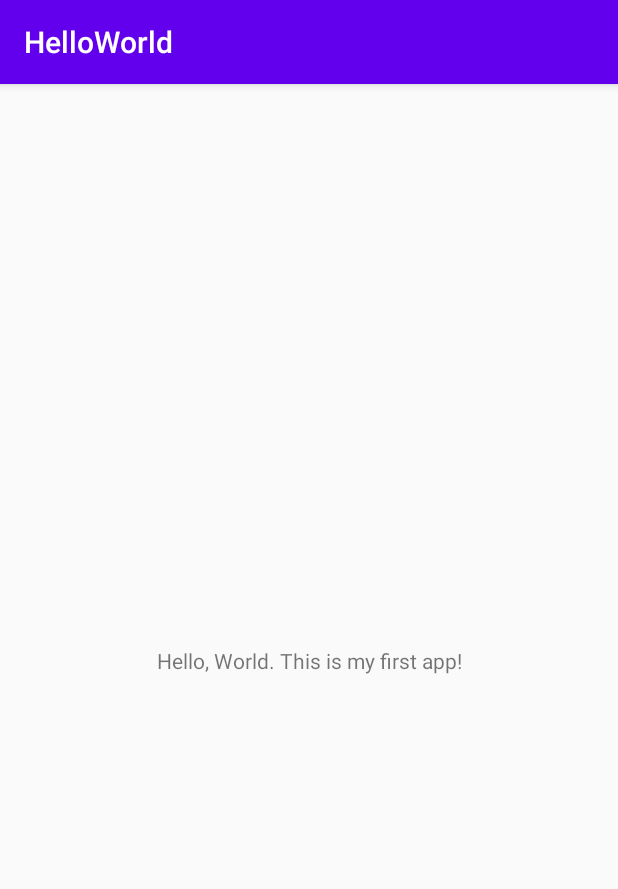
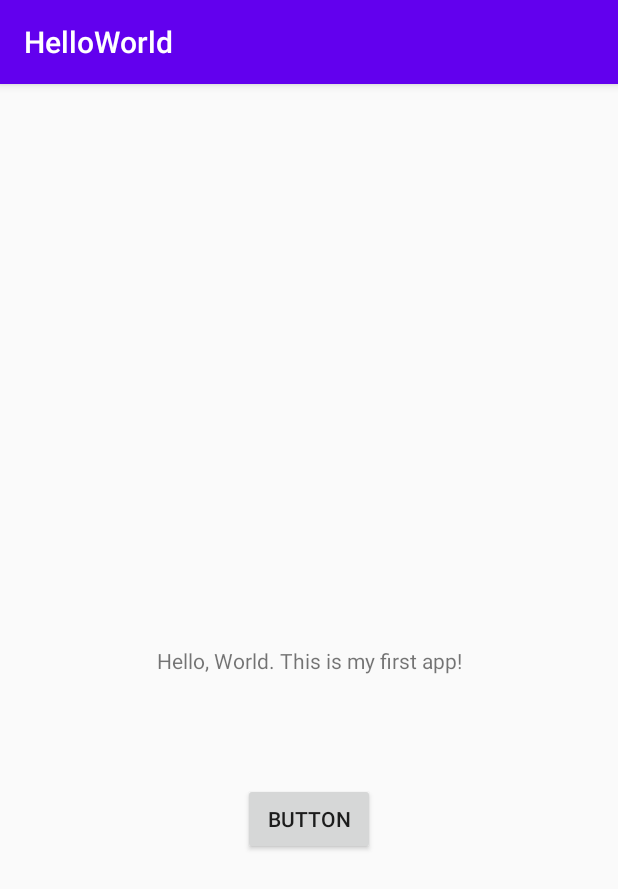
Before and after one commit to tuh03252/CIS3515_Assignment1, an Android app: the screen it shows after launch (MainActivity), on a phone screen of 412 x 824 dp. Shown: the top 889 px of the screen. Run offline under Robolectric (Android 15) with nearby library versions, the phone set to English and light mode, and no system bars; 2 statements that could not run were skipped.

Commit message:
Added button

```diff
--- a/app/src/main/java/edu/temple/helloworld/MainActivity.java
+++ b/app/src/main/java/edu/temple/helloworld/MainActivity.java
@@ -3,12 +3,23 @@ package edu.temple.helloworld;
 import androidx.appcompat.app.AppCompatActivity;
 
 import android.os.Bundle;
+import android.view.View;
 
 public class MainActivity extends AppCompatActivity {
+
+    private Button button;
 
     @Override
     protected void onCreate(Bundle savedInstanceState) {
         super.onCreate(savedInstanceState);
         setContentView(R.layout.activity_main);
+        button = (Button) findViewById(R.id.button);
+        button.setOnClickListener(new View.OnClickListener() {
+            @Override
+            public void onClick(View v) {
+                text.View.setText("You clicked the button");
+            }
+
+        });
     }
 }
--- a/app/src/main/res/layout/activity_main.xml
+++ b/app/src/main/res/layout/activity_main.xml
@@ -7,6 +7,7 @@
     tools:context=".MainActivity">
 
     <TextView
+        android:id="@+id/textView"
         android:layout_width="wrap_content"
         android:layout_height="wrap_content"
         android:text="@string/my_greeting"
@@ -15,4 +16,23 @@
         app:layout_constraintRight_toRightOf="parent"
         app:layout_constraintTop_toTopOf="parent" />
 
+    <Button
+        android:id="@+id/button"
+        android:layout_width="wrap_content"
+        android:layout_height="wrap_content"
+        android:layout_marginStart="161dp"
+        android:layout_marginTop="63dp"
+        android:layout_marginEnd="162dp"
+        android:layout_marginBottom="245dp"
+        android:text="Button"
+        app:layout_constraintBottom_toBottomOf="parent"
+        app:layout_constraintEnd_toEndOf="parent"
+        app:layout_constraintStart_toStartOf="parent"
+        app:layout_constraintTop_toBottomOf="@+id/textView" />
+
+    <TextView
+        android:id="@+id/textView1"
+        android:layout_width="wrap_content"
+        android:layout_height="wrap_content" />
+
 </androidx.constraintlayout.widget.ConstraintLayout>
```
